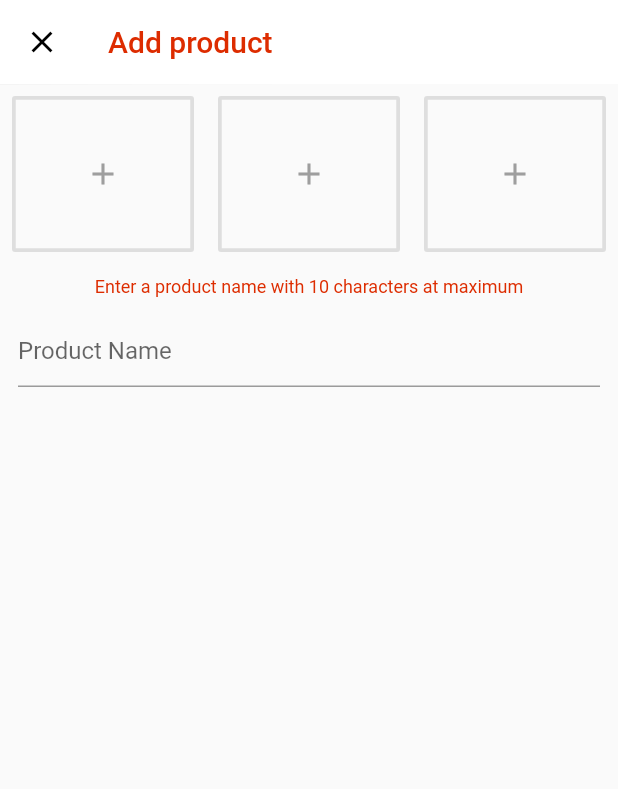
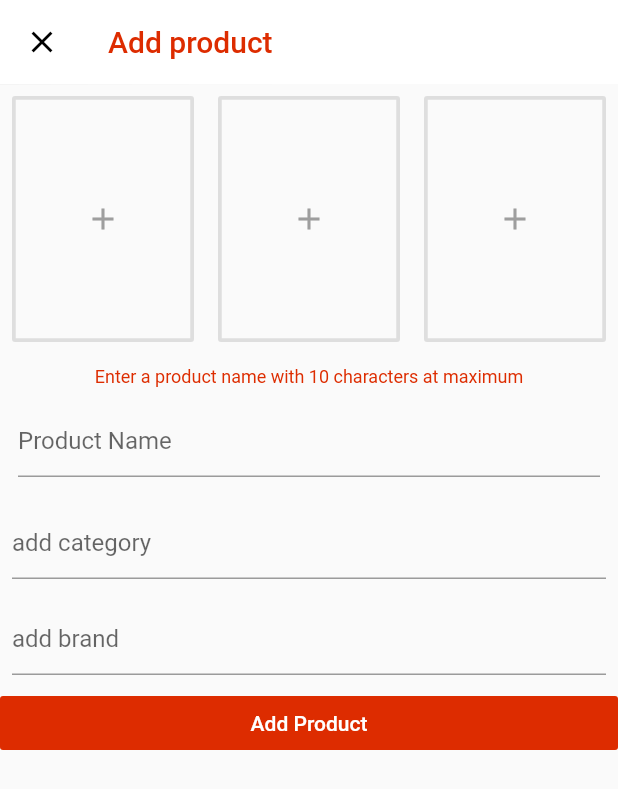
Before and after one commit to ambigo7/flutter_ecommers_adminSide, a Flutter app: the AddProduct screen opened directly, after a tap on the "add" icon, on a phone screen of 412 x 824 dp. Shown: the top 789 px of the screen. Run offline on Flutter 3.47's test engine with Material 2 defaults, Android fonts, the phone set to English and light mode, and no system bars; drawn by our look-alikes of flutter_typeahead; our stand-ins replace cloud_firestore, firebase_core, fluttertoast; accounts and stored records are empty.

Commit message:
v1.0.2(Add product page suggetion type)

```diff
--- a/lib/page/add_product.dart
+++ b/lib/page/add_product.dart
@@ -1,5 +1,6 @@
 import 'package:flutter/material.dart';
 import 'package:cloud_firestore/cloud_firestore.dart';
+import 'package:flutter_typeahead/flutter_typeahead.dart';
 import 'package:lets_shop_admin/service/category.dart';
 import 'package:lets_shop_admin/service/brand.dart';
 
@@ -18,7 +19,7 @@ class _AddProductState extends State<AddProduct> {
   List<DropdownMenuItem<String>> categoriesDropDown =
       <DropdownMenuItem<String>>[];
   List<DropdownMenuItem<String>> brandsDropDown = <DropdownMenuItem<String>>[];
-  String _currentCategory = 'test';
+  String _currentCategory;
   String _currentBrand;
   Color white = Colors.white;
   Color black = Colors.black;
@@ -29,18 +30,23 @@ class _AddProductState extends State<AddProduct> {
   void initState() {
     _getCategories();
     /*_getBrands();*/
-    /*categoriesDropDown = */getCategoriesDropDown();
+    /*categoriesDropDown = */
+    getCategoriesDropDown();
     print(categoriesDropDown.length);
     /*_currentCategory = categoriesDropDown[0].value;*/
   }
 
-  /*List<DropdownMenuItem<String>> */getCategoriesDropDown() {
+  /*List<DropdownMenuItem<String>> */
+  getCategoriesDropDown() {
     List<DropdownMenuItem<String>> items = new List();
-    for(int i = 0; i < categories.length; i++){
+    for (int i = 0; i < categories.length; i++) {
       setState(() {
-        categoriesDropDown.insert(0, DropdownMenuItem(child: Text(categories[i]['category']),
-          value: categories[i]['category'],
-        ));
+        categoriesDropDown.insert(
+            0,
+            DropdownMenuItem(
+              child: Text(categories[i]['category']),
+              value: categories[i]['category'],
+            ));
       });
     }
 /*    for (DocumentSnapshot category in categories) {
@@ -68,7 +74,7 @@ class _AddProductState extends State<AddProduct> {
       ),
       body: Form(
         key: _formKey,
-        child: Column(
+        child: ListView(
           children: <Widget>[
             Row(
               children: <Widget>[
@@ -81,7 +87,7 @@ class _AddProductState extends State<AddProduct> {
                       onPressed: () {},
                       child: Padding(
                         padding:
-                            const EdgeInsets.fromLTRB(8.0, 40.0, 8.0, 40.0),
+                            const EdgeInsets.fromLTRB(8.0, 70.0, 8.0, 70.0),
                         child: new Icon(Icons.add, color: grey),
                       ),
                     ),
@@ -96,7 +102,7 @@ class _AddProductState extends State<AddProduct> {
                       onPressed: () {},
                       child: Padding(
                         padding:
-                            const EdgeInsets.fromLTRB(8.0, 40.0, 8.0, 40.0),
+                            const EdgeInsets.fromLTRB(8.0, 70.0, 8.0, 70.0),
                         child: new Icon(Icons.add, color: grey),
                       ),
                     ),
@@ -111,7 +117,7 @@ class _AddProductState extends State<AddProduct> {
                       onPressed: () {},
                       child: Padding(
                         padding:
-                            const EdgeInsets.fromLTRB(8.0, 40.0, 8.0, 40.0),
+                            const EdgeInsets.fromLTRB(8.0, 70.0, 8.0, 70.0),
                         child: new Icon(Icons.add, color: grey),
                       ),
                     ),
@@ -141,21 +147,71 @@ class _AddProductState extends State<AddProduct> {
               ),
             ),
 
-              Expanded(
-                  child: ListView.builder(
-                    itemCount: categories.length,
-                      itemBuilder: (context, index){
-                      return ListTile(
-                        title: Text(categories[index]['category']),
-                      );
-                      }))
-/*            Center(
-              child: DropdownButton(
-                value: _currentCategory,
-                items: categoriesDropDown,
-                onChanged: changeSelectedCategory,
+//          For SELECT CATEGORY
+            Visibility(
+                visible: _currentCategory != null || _currentCategory == '',
+                child: Text(_currentCategory ?? 'null',
+                    style: TextStyle(color: redAccent))),
+
+//          TYPE SUGGESTION SEARCHING Categories
+            Padding(
+              padding: const EdgeInsets.all(8.0),
+              child: TypeAheadField(
+                textFieldConfiguration: TextFieldConfiguration(
+                    autofocus: false,
+                    decoration: InputDecoration(hintText: 'add category')),
+                suggestionsCallback: (pattern) async {
+                  return await _categoryService.getSuggestions(pattern);
+                },
+                itemBuilder: (context, suggestion) {
+                  return ListTile(
+                    leading: Icon(Icons.category_outlined),
+                    title: Text(suggestion['category']),
+                  );
+                },
+                onSuggestionSelected: (suggestion) {
+                  setState(() {
+                    _currentCategory = suggestion['category'];
+                  });
+                },
               ),
-            )*/
+            ),
+
+//          FOR SELECT BRAND
+            Visibility(
+                visible: _currentBrand != null || _currentBrand == '',
+                child: Text(_currentBrand ?? 'null',
+                    style: TextStyle(color: redAccent))),
+
+//          TYPE SUGGESTION SEARCHING Brands
+            Padding(
+              padding: const EdgeInsets.all(8.0),
+              child: TypeAheadField(
+                textFieldConfiguration: TextFieldConfiguration(
+                    autofocus: false,
+                    decoration: InputDecoration(hintText: 'add brand')),
+                suggestionsCallback: (pattern) async {
+                  return await _brandService.getSuggestions(pattern);
+                },
+                itemBuilder: (context, suggestion) {
+                  return ListTile(
+                    leading: Icon(Icons.category_outlined),
+                    title: Text(suggestion['brand']),
+                  );
+                },
+                onSuggestionSelected: (suggestion) {
+                  setState(() {
+                    _currentBrand = suggestion['brand'];
+                  });
+                },
+              ),
+            ),
+
+            FlatButton(
+                color: redAccent,
+                textColor: white,
+                onPressed: () {},
+                child: Text('Add Product'))
           ],
         ),
       ),
--- a/lib/service/category.dart
+++ b/lib/service/category.dart
@@ -1,11 +1,11 @@
 import 'package:cloud_firestore/cloud_firestore.dart';
 import 'package:uuid/uuid.dart';
 
-class CategoryService{
+class CategoryService {
   FirebaseFirestore _firestore = FirebaseFirestore.instance;
   String ref = 'categories';
 
-  void createCategory(String name){
+  void createCategory(String name) {
     //Generate Key for categoryID
     var id = Uuid();
     String categoryId = id.v1();
@@ -13,10 +13,14 @@ class CategoryService{
     _firestore.collection(ref).doc(categoryId).set({'category': name});
   }
 
-  // Get data catergories
-  Future<List<DocumentSnapshot>> getCategories(){
-    return _firestore.collection(ref).get().then((snaps){
-      return snaps.docs;
-    });
-  }
+// Get data categories
+  Future<List<DocumentSnapshot>> getCategories() =>
+      _firestore.collection(ref).get().then((snaps) {
+        return snaps.docs;
+      });
+// Get data suggestion for auto complete search categories
+  Future<List<DocumentSnapshot>> getSuggestions(String suggestion) =>
+      _firestore.collection(ref).where('category', isEqualTo: suggestion).get().then((snap){
+        return snap.docs;
+      });
 }
```
Also changed, not shown: lib/service/brand.dart (+11 -11 lines).
